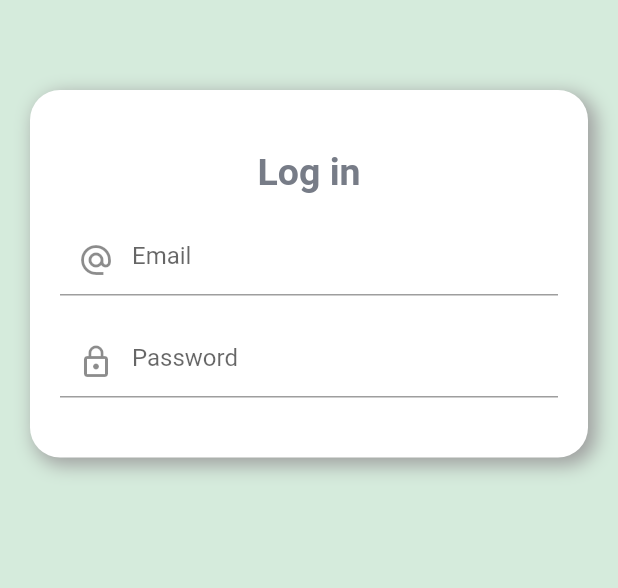
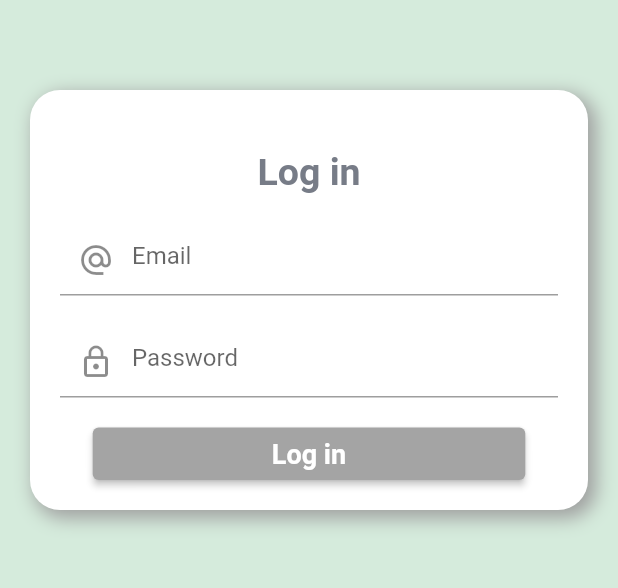
Before and after one commit to renanspvargas/book_club_app, a Flutter app: the screen it shows after launch, on a phone screen of 412 x 824 dp, the part 382-970 px from its top. Run offline on Flutter 3.47's test engine with Material 2 defaults, Android fonts, the phone set to English and light mode, and no system bars.

Commit message:
adding login button

```diff
--- a/bookclubapp/lib/screens/login/local_widgets/login_form.dart
+++ b/bookclubapp/lib/screens/login/local_widgets/login_form.dart
@@ -37,6 +37,21 @@ class OurLoginForm extends StatelessWidget {
             ),
           ),
           const SizedBox(height: 20),
+          SizedBox(
+            width: MediaQuery.of(context).size.width * 0.7,
+            height: 35,
+            child: ElevatedButton(
+              onPressed: () {},
+              child: const Text(
+                "Log in",
+                style: TextStyle(
+                  color: Colors.white,
+                  fontWeight: FontWeight.bold,
+                  fontSize: 18,
+                ),
+              ),
+            ),
+          ),
         ],
       ),
     );
```
